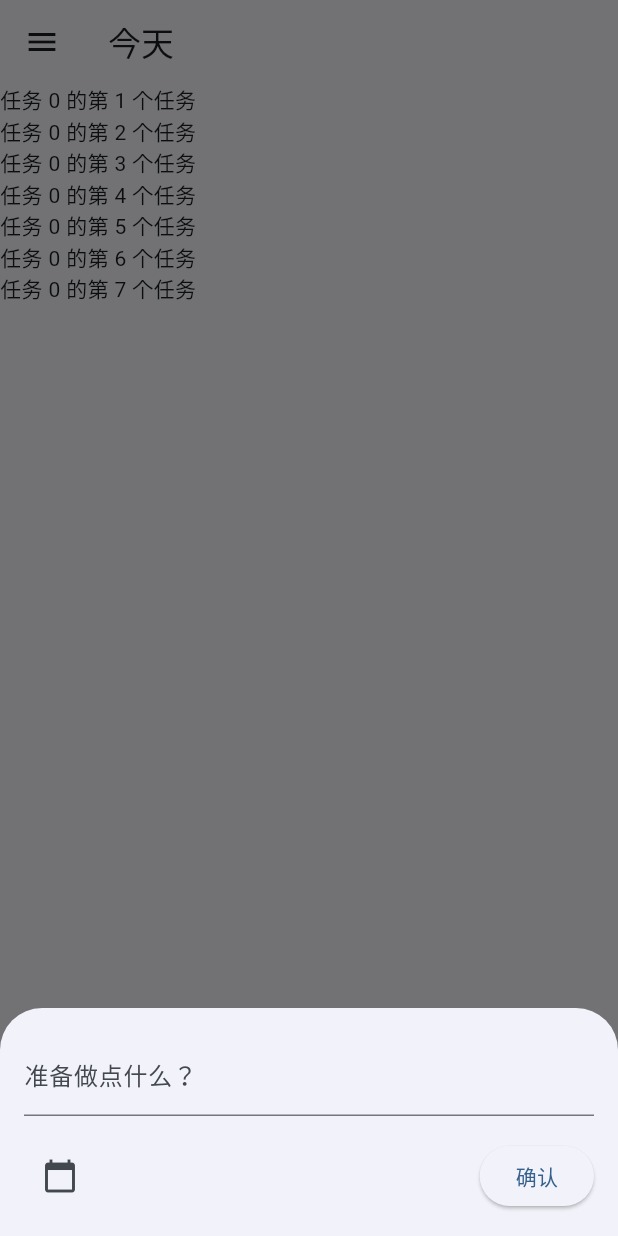
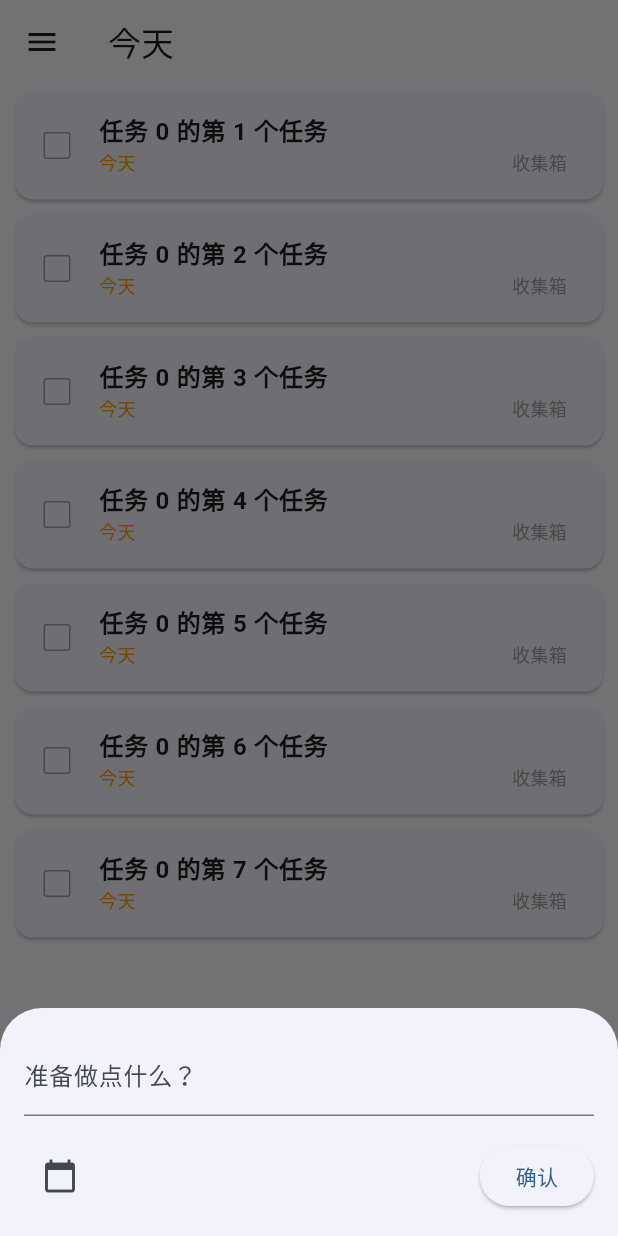
Before and after one commit to Micheal-nobody/my_dida, a Flutter app: the screen it shows after launch, after a tap on the "add" icon, on a phone screen of 412 x 824 dp. Run offline on Flutter 3.47's test engine with Material 3 defaults, Android fonts, the phone set to English and light mode, and no system bars; our stand-ins replace get_it, go_router, isar, table_calendar; accounts and stored records are empty; generated files the repository leaves out were written again.

Commit message:
优化TaskWidgets类为 StatelessWidget的子类 TaskCard，使用Selector优化性能！

```diff
--- /dev/null
+++ b/lib/component/TaskCard.dart
@@ -0,0 +1,88 @@
+import 'package:flutter/material.dart';
+import 'package:my_dida/model/vo/BelongingBoxVO.dart';
+import 'package:provider/provider.dart';
+
+import '../model/entity/Task.dart';
+import '../provider/BelongingBoxProvider.dart';
+class TaskCard extends StatelessWidget {
+  // 在 TaskCard.dart 中添加新的构建方法
+  final Task task;
+
+  const TaskCard(this.task, {super.key});
+
+  @override
+  Widget build(BuildContext context) {
+    return Card(
+      margin: EdgeInsets.symmetric(horizontal: 10, vertical: 5),
+      child: ListTile(
+        // 任务完成状态
+        leading: Container(
+          width: 24,
+          height: 24,
+          child: Checkbox(
+            value: task.isDone,
+            onChanged: (value) {
+              // TODO: 处理任务完成状态改变
+              print("任务完成状态改变");
+            },
+            activeColor: Colors.blue,
+            side: BorderSide(color: Colors.grey, width: 1),
+          ),
+        ),
+
+        // 任务名称
+        title: Text(
+          task.name,
+          style: TextStyle(
+            fontWeight: FontWeight.bold,
+            decoration: task.isDone
+                ? TextDecoration.lineThrough
+                : TextDecoration.none,
+          ),
+        ),
+
+        // 任务时间
+        subtitle: Row(
+          mainAxisAlignment: MainAxisAlignment.spaceBetween,
+          children: [
+            Text(
+              _getDateString(task.startTime),
+              style: TextStyle(color: Colors.orange, fontSize: 12),
+            ),
+
+            Selector<BelongingBoxProvider, List<BelongingBoxVO>>(
+              selector: (context, provider) => provider.all_belongingBoxes,
+              builder: (context, all_boxes, child) {
+                return Text(
+                  all_boxes.firstWhere((element) => element.id == task.belongingBoxId).name,
+                  style: TextStyle(color: Colors.grey, fontSize: 12),
+                );
+              },
+            ),
+          ],
+        ),
+
+        onTap: () {
+          // TODO: 处理任务点击事件
+        },
+      ),
+    );
+  }
+
+  // 辅助方法：获取日期字符串
+  static String _getDateString(DateTime? dateTime) {
+    if (dateTime == null) return '';
+
+    final now = DateTime.now();
+    final today = DateTime(now.year, now.month, now.day);
+    final tomorrow = today.add(const Duration(days: 1));
+
+    if (dateTime.isAtSameMomentAs(today)) {
+      return '今天';
+    } else if (dateTime.isAtSameMomentAs(tomorrow)) {
+      return '明天';
+    } else {
+      return dateTime.toString().substring(0, 19);
+    }
+  }
+}
--- a/lib/locator/locator.dart
+++ b/lib/locator/locator.dart
@@ -55,8 +55,6 @@ Future<Isar> initializeIsar() async {
           );
 
           await isar.tasks.put(task);
-
-          print("第 ${i} 天，第 ${j + 1} 个任务");
         }
       }
     }
--- a/lib/main.dart
+++ b/lib/main.dart
@@ -8,9 +8,9 @@ import 'package:my_dida/router/goRouter.dart';
 import 'package:provider/provider.dart';
 
 import 'locator/locator.dart';
+import 'model/vo/BelongingBoxVO.dart';
 
-void main() async{
-
+void main() async {
   /// ensureInitialized() 方法的作用是确保 Flutter 运行时环境已经初始化完毕。
   WidgetsFlutterBinding.ensureInitialized();
 
@@ -22,7 +22,6 @@ void main() async{
         ChangeNotifierProvider(create: (context) => TodosProvider()),
         ChangeNotifierProvider(create: (context) => UIStatusProvider()),
 
-
         ChangeNotifierProvider(create: (context) => BelongingBoxProvider()),
         ChangeNotifierProvider(create: (context) => DateBoxProvider()),
 
@@ -30,16 +29,30 @@ void main() async{
         // ChangeNotifierProvider(
         //   create: (context) => TaskProvider(Provider.of<BelongingBoxProvider>(context, listen: false)),
         // ),
+        // ChangeNotifierProvider(
+        //   create: (context) => TaskProvider(context.select<BelongingBoxProvider, List<BelongingBoxVO>>(
+        //           (provider) => provider.all_belongingBoxes
+        //   )),
+        // ),
 
-        // 使用 ProxyProvider
+        // 使用 ChangeNotifierProxyProvider
         ChangeNotifierProxyProvider<BelongingBoxProvider, TaskProvider>(
+          // 首次创建时调用，就传入 belongingBoxProvider.cur_belongingBox
           create: (context) => TaskProvider(
-            // 获取已创建的 BelongingBoxProvider 实例
-            Provider.of<BelongingBoxProvider>(context, listen: false),
+            Provider.of<BelongingBoxProvider>(context, listen: false).cur_belongingBox,
           ),
+          // update 的返回值应该是 TaskProvider
           update: (context, belongingBoxProvider, previousTaskProvider) {
-            // 更新 TaskProvider 中的依赖
-            return previousTaskProvider!..updateCurTasks(belongingBoxProvider);
+            /// 只有 belongingBoxProvider.cur_belongingBox 发生变化时才进行更新
+            if (previousTaskProvider != null &&
+                belongingBoxProvider.cur_belongingBox != previousTaskProvider.cur_belongingBox) {
+              // 更新 TaskProvider 中的依赖，级联操作符会返回 updateCurTasks 之后的自身！
+              return previousTaskProvider..updateCurTasks(belongingBoxProvider.cur_belongingBox);
+            }
+
+            return TaskProvider(
+              Provider.of<BelongingBoxProvider>(context, listen: false).cur_belongingBox,
+            );
           },
         ),
       ],
@@ -61,7 +74,8 @@ class MyApp extends StatelessWidget {
 
       /// builder 作用是 在 MaterialApp.router 构建任意子组件时，插入额外的 widget
       /// 只不过这里没有插入而是直接返回了child，原因：Material.router会创建新的context，导致子widget无法通过context获取Provider，所以通过builder传入 MultiProvider 的context，
-      builder: (context,child) =>child!, // !是空安全断言，child 不是 null
+      builder: (context, child) => child!,
+      // !是空安全断言，child 不是 null
 
       // 主题
       theme: ThemeData(
--- a/lib/pages/TodoPage.dart
+++ b/lib/pages/TodoPage.dart
@@ -1,6 +1,7 @@
 import 'package:flutter/cupertino.dart';
 import 'package:flutter/material.dart';
 import 'package:my_dida/component/AddTaskDialog.dart';
+import 'package:my_dida/component/TaskCard.dart';
 import 'package:my_dida/provider/TodosProvider.dart';
 import 'package:provider/provider.dart';
 
@@ -22,11 +23,13 @@ class _TodoPageState extends State<TodoPage> {
   Widget build(BuildContext context) {
     print('TodoPage build');
 
+
     /// 使用 Provider 来获取 TodosProvider 实例
     final todosProvider = context.watch<TodosProvider>();
 
     final _taskProvider = Provider.of<TaskProvider>(context);
     final _belongingBoxProvider = Provider.of<BelongingBoxProvider>(context);
+
     var current_tasks = _taskProvider.cur_tasks;
     var cur_belongingBox = _belongingBoxProvider.cur_belongingBox;
 
@@ -41,7 +44,8 @@ class _TodoPageState extends State<TodoPage> {
       body: ListView.builder(
         itemCount: current_tasks.length, // 项目总数
         itemBuilder: (context, index) {
-          return Text(current_tasks[index].name);
+          // TODO:美化样式
+          return TaskCard(current_tasks[index]);
         },
       ),
 
--- a/lib/provider/TaskProvider.dart
+++ b/lib/provider/TaskProvider.dart
@@ -1,7 +1,9 @@
 import 'package:flutter/cupertino.dart';
 import 'package:flutter/material.dart';
+import 'package:my_dida/model/vo/BelongingBoxVO.dart';
 import 'package:my_dida/provider/BelongingBoxProvider.dart';
 import 'package:my_dida/repository/TaskRepository.dart';
+import 'package:provider/provider.dart';
 
 import '../locator/locator.dart';
 import '../model/entity/Task.dart';
@@ -21,28 +23,26 @@ class TaskProvider with ChangeNotifier {
   //endregion
 
 
+  /// 创建时注入Repository，并且初始化_currentTasks
+  TaskProvider(BelongingBoxVO? cur_belongingBox)
+      : _repository = locator<TaskRepository>(),
+      cur_belongingBox = cur_belongingBox {
+    updateCurTasks(cur_belongingBox);
+  }
 
-  /// 创建时注入Repository，并且初始化_currentTasks
-  TaskProvider(BelongingBoxProvider _belongingBoxProvider)
-      : _repository = locator<TaskRepository>() {
-    // 用于初始化
-    updateCurTasks(_belongingBoxProvider);
-  }
-  // 依赖 BelongingBoxProvider 更新 _currentTasks
-  updateCurTasks(BelongingBoxProvider _belongingBoxProvider) async {
+  // 依赖 BelongingBoxProvider.cur_belongingBox 更新 _currentTasks
+  BelongingBoxVO?  cur_belongingBox; // 用于性能优化，在更新前会被用来做判断，如果BelongingBoxProvider.cur_belongingBox 和 cur_belongingBox相等，则不更新
+  updateCurTasks(BelongingBoxVO? cur_belongingBox) async {
     print("更新 _currentTasks");
+    this.cur_belongingBox = cur_belongingBox;
 
-    /// 查询今天的任务
-    if (_belongingBoxProvider.cur_belongingBox == null ||
-        _belongingBoxProvider.cur_belongingBox!.id == -1) {
+    if(cur_belongingBox == null || cur_belongingBox.id == -1){
       await loadTodayTasks();
-    } else {
+    }else{
       await loadTasksByBelongingBoxId(
-        _belongingBoxProvider.cur_belongingBox!.id,
+        cur_belongingBox!.id,
       );
     }
-    // 使用ChangeNotifierProxyProvider之后这里就不需要使用notifyListeners()了
-    // notifyListeners();
   }
 
 
```
